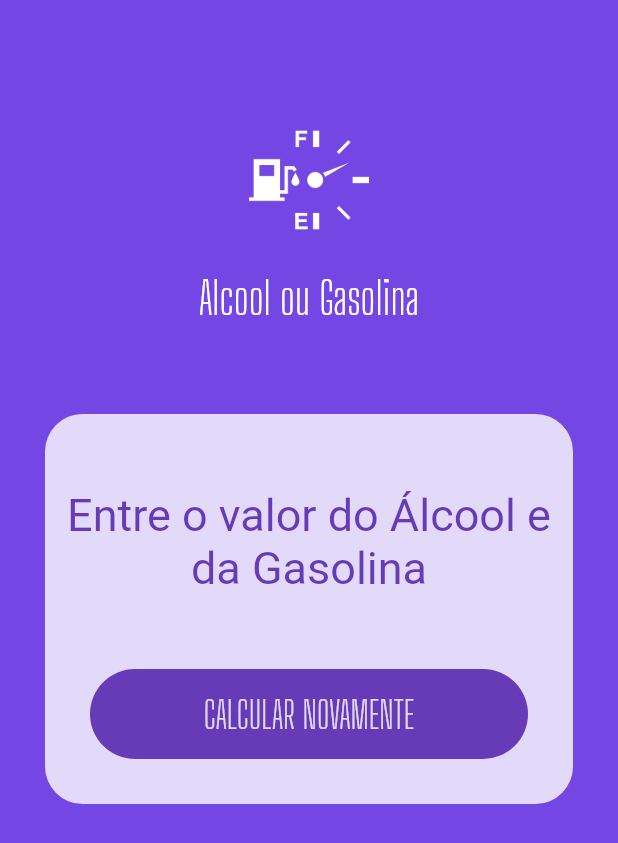
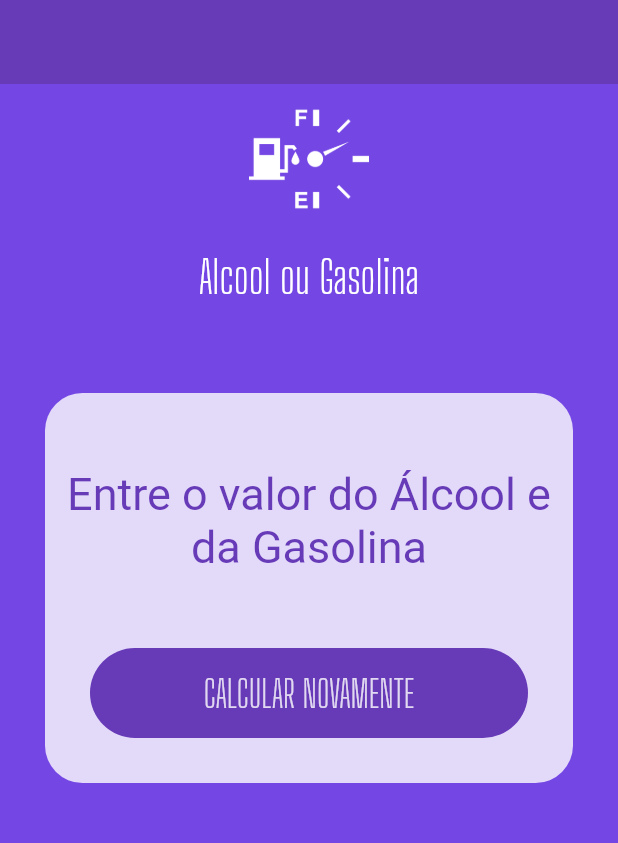
Before and after one commit to RoLucon/Flutter_Combustivel, a Flutter app: the screen it shows after launch, after a tap on "CALCULAR", on a phone screen of 412 x 824 dp. Shown: the top 843 px of the screen. Run offline on Flutter 3.47's test engine with Material 2 defaults, Android fonts, the phone set to English and light mode, and no system bars; our stand-ins replace flutter_masked_text; Roboto replaces fonts that are missing (Big Shoulder Display).

Commit message:
HomePage mudada para pages/home.pages

```diff
--- a/lib/main.dart
+++ b/lib/main.dart
@@ -1,11 +1,6 @@
-import 'package:combustivel/widgets/input.widget.dart';
-import 'package:combustivel/widgets/loading-btt.widget.dart';
-import 'package:combustivel/widgets/submit-form.widget.dart';
-import 'package:combustivel/widgets/success.widget.dart';
+import 'package:combustivel/pages/home.pages.dart';
 import 'package:flutter/material.dart';
 import 'package:flutter/widgets.dart';
-import 'package:flutter_masked_text/flutter_masked_text.dart';
-import 'widgets/logo.widget.dart';
 
 void main() => runApp(MyApp());
 
@@ -23,101 +18,3 @@ class MyApp extends StatelessWidget {
     );
   }
 }
-
-class HomePage extends StatefulWidget {
-  @override
-  _HomePageState createState() => _HomePageState();
-}
-
-class _HomePageState extends State<HomePage> {
-  var _gasCtrl = new MoneyMaskedTextController();
-  var _alcCtrl = new MoneyMaskedTextController();
-  var _busy = false;
-  var _completed = false;
-  var _resultText = "Compensa utilizar Álcool";
-  Color _color = Colors.deepPurple;
-
-  @override
-  Widget build(BuildContext context) {
-    return Scaffold(
-      backgroundColor: Theme.of(context).primaryColor,
-//      appBar: AppBar(
-//
-//      ),
-      body: AnimatedContainer(
-        duration: Duration(
-          milliseconds: 1200,
-        ),
-        color: _color,
-        child: ListView(
-          children: <Widget>[
-            SizedBox(
-              height: 20,
-            ),
-            Logo(),
-            SizedBox(
-              height: 30,
-            ),
-            _completed
-              ? Success(
-                result: _resultText,
-                reset: (){
-                  setState(() {
-                    _completed = false;
-                  });
-                })
-              : SubmitForm(
-                alcCtrl: _alcCtrl,
-                gasCtrl: _gasCtrl,
-                busy: _busy,
-            submiFunc: calculate,
-            ),
-          ],
-        ),
-      ),
-//      drawer: Drawer(
-//        child: ListView(
-//          children: <Widget>[
-//            ListTile(
-//              title: Text(
-//                  "Teste"),
-//            ),
-//          ],
-//        )
-//      ),
-    );
-  }
-
-  Future calculate(){
-    double alc = double.parse(
-      _alcCtrl.text.replaceAll(new RegExp(r'[,.]'),''),) / 100;
-    double gas = double.parse(
-      _gasCtrl.text.replaceAll(new RegExp(r'[,.]'),''),) / 100;
-    double res = alc / gas;
-
-    setState(() {
-      _color =  Colors.deepPurpleAccent;
-      _completed = false;
-      _busy = true;
-    });
-    return new Future.delayed(const Duration(seconds: 1), () {
-      setState(() {
-        if(alc == 0 && gas == 0){
-          _resultText = "Entre o valor do Álcool e da Gasolina";
-        }else if(gas == 0){
-          _resultText = "Entre o valor da Gasolina";
-        }else if(alc == 0){
-          _resultText = "Entre o valor do Álcool";
-        }else if(res >= 0.7){
-          _resultText = "Compensa utilizar Gasolina";
-        }else {
-          _resultText = "Compensa utilizar Álcool";
-        }
-        _completed = true;
-        _busy = false;
-        _color = Theme.of(context).primaryColor;
-      });
-    });
-
-  }
-}
--- /dev/null
+++ b/lib/pages/home.pages.dart
@@ -0,0 +1,90 @@
+import 'package:combustivel/widgets/logo.widget.dart';
+import 'package:combustivel/widgets/submit-form.widget.dart';
+import 'package:combustivel/widgets/success.widget.dart';
+import 'package:flutter/material.dart';
+import 'package:flutter_masked_text/flutter_masked_text.dart';
+
+class HomePage extends StatefulWidget {
+  @override
+  _HomePageState createState() => _HomePageState();
+}
+
+class _HomePageState extends State<HomePage> {
+  var _gasCtrl = new MoneyMaskedTextController();
+  var _alcCtrl = new MoneyMaskedTextController();
+  var _busy = false;
+  var _completed = false;
+  var _resultText = "Compensa utilizar Álcool";
+  Color _color = Colors.deepPurple;
+
+  @override
+  Widget build(BuildContext context) {
+    return Scaffold(
+      backgroundColor: Theme.of(context).primaryColor,
+      appBar: AppBar(
+        elevation: 0.0,
+      ),
+      body: AnimatedContainer(
+        duration: Duration(
+          milliseconds: 1200,
+        ),
+        color: _color,
+        child: ListView(
+          children: <Widget>[
+            Logo(),
+            SizedBox(
+              height: 30,
+            ),
+            _completed
+                ? Success(
+                result: _resultText,
+                reset: (){
+                  setState(() {
+                    _completed = false;
+                  });
+                })
+                : SubmitForm(
+              alcCtrl: _alcCtrl,
+              gasCtrl: _gasCtrl,
+              busy: _busy,
+              submiFunc: calculate,
+            ),
+          ],
+        ),
+      ),
+    );
+  }
+
+  Future calculate(){
+    double alc = double.parse(
+      _alcCtrl.text.replaceAll(new RegExp(r'[,.]'),''),) / 100;
+    double gas = double.parse(
+      _gasCtrl.text.replaceAll(new RegExp(r'[,.]'),''),) / 100;
+    double res = alc / gas;
+
+    setState(() {
+      _color =  Colors.deepPurpleAccent;
+      _completed = false;
+      _busy = true;
+    });
+    return new Future.delayed(const Duration(seconds: 1), () {
+      setState(() {
+        if(alc == 0 && gas == 0){
+          _resultText = "Entre o valor do Álcool e da Gasolina";
+        }else if(gas == 0){
+          _resultText = "Entre o valor da Gasolina";
+        }else if(alc == 0){
+          _resultText = "Entre o valor do Álcool";
+        }else if(res >= 0.7){
+          _resultText = "Compensa utilizar Gasolina";
+        }else {
+          _resultText = "Compensa utilizar Álcool";
+        }
+        _completed = true;
+        _busy = false;
+        _color = Theme.of(context).primaryColor;
+      });
+    });
+
+  }
+}
--- a/lib/widgets/logo.widget.dart
+++ b/lib/widgets/logo.widget.dart
@@ -6,7 +6,7 @@ class  Logo extends StatelessWidget {
     return Column(
       children: <Widget>[
         SizedBox(
-          height: 60,
+          height: 10,
         ),
         Image.asset(
           "assets/images/aog-white.png",
```
